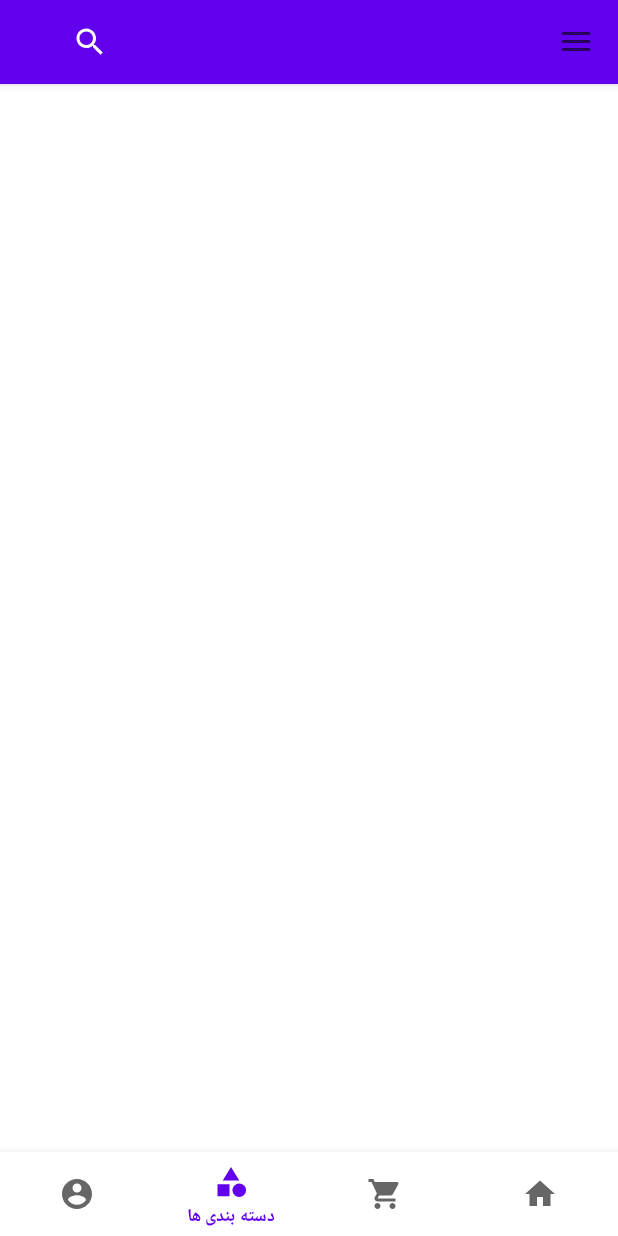
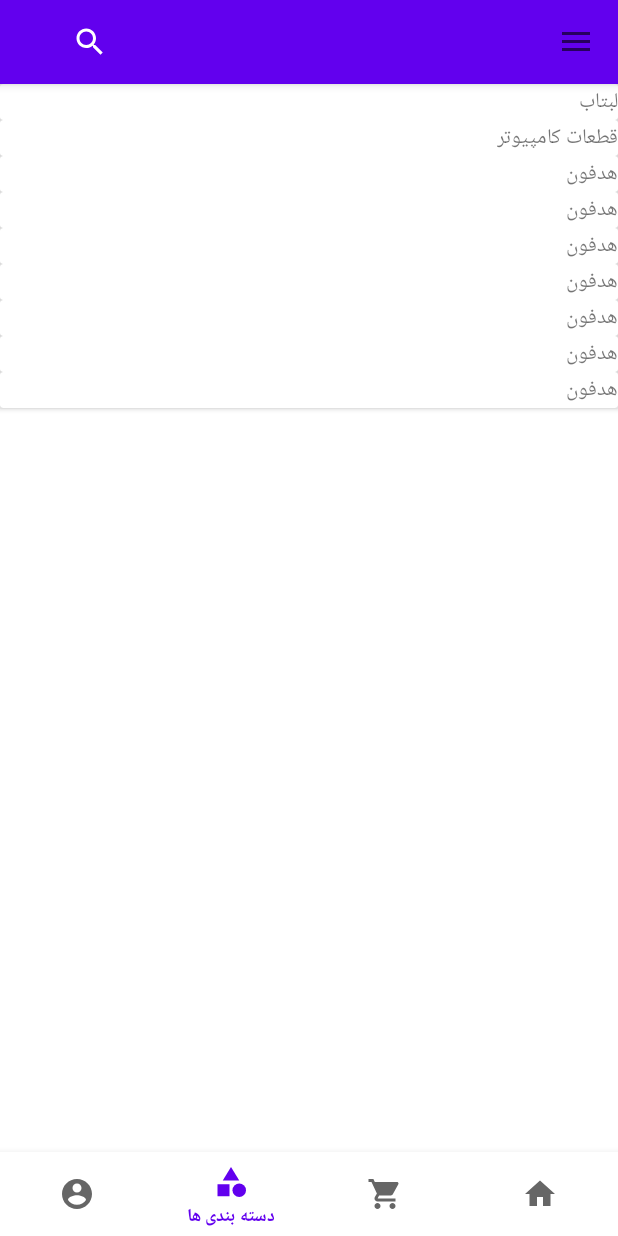
Before and after one commit to sadegh15khedry/onlineAndroidShop, an Android app: the screen it shows after launch (MainActivity), item 3 of the bottom bar chosen, on a phone screen of 412 x 824 dp. Run offline under Robolectric (Android 15) with nearby library versions, the phone set to English and light mode, and no system bars.

Commit message:
categories adapter and viewHolder added

```diff
--- /dev/null
+++ b/app/src/main/java/com/example/sadeghshop/CategoriesAdapter.java
@@ -0,0 +1,49 @@
+package com.example.sadeghshop;
+
+import android.content.Context;
+import android.view.LayoutInflater;
+import android.view.View;
+import android.view.ViewGroup;
+import android.widget.TextView;
+
+import androidx.annotation.NonNull;
+import androidx.recyclerview.widget.RecyclerView;
+
+public class CategoriesAdapter extends RecyclerView.Adapter<CategoriesAdapter.CategoriesViewHolder> {
+    private String[] categories;
+    private Context context;
+
+    public CategoriesAdapter (Context context , String[] categories ){
+        this.context = context;
+        this.categories = categories;
+
+    }
+    @NonNull
+    @Override
+    public CategoriesViewHolder onCreateViewHolder(@NonNull ViewGroup parent, int viewType) {
+        LayoutInflater inflater = LayoutInflater.from(context);
+        View view = inflater.inflate(R.layout.categories_row, parent ,false);
+        return new CategoriesViewHolder(view);
+
+    }
+
+    @Override
+    public void onBindViewHolder(@NonNull CategoriesViewHolder holder, int position) {
+        holder.myCategory.setText(this.categories[position]);
+    }
+
+
+
+    @Override
+    public int getItemCount() {
+        return categories.length;
+    }
+
+    public class CategoriesViewHolder extends RecyclerView.ViewHolder {
+        TextView myCategory;
+        public CategoriesViewHolder(@NonNull View itemView){
+            super(itemView);
+            myCategory = itemView.findViewById(R.id.categoriesItem);
+        }
+    }
+}
--- a/app/src/main/java/com/example/sadeghshop/CategoriesFragment.java
+++ b/app/src/main/java/com/example/sadeghshop/CategoriesFragment.java
@@ -4,21 +4,55 @@ import android.os.Bundle;
 import android.view.LayoutInflater;
 import android.view.View;
 import android.view.ViewGroup;
+import android.widget.ArrayAdapter;
+import android.widget.ListView;
 
+import androidx.annotation.NonNull;
 import androidx.annotation.Nullable;
 import androidx.fragment.app.Fragment;
+import androidx.recyclerview.widget.LinearLayoutManager;
+import androidx.recyclerview.widget.ListAdapter;
 import androidx.recyclerview.widget.RecyclerView;
 
 import java.util.ArrayList;
+import java.util.List;
 
 public class CategoriesFragment extends Fragment {
+    RecyclerView recyclerView;
+
     @Nullable
     @Override
     public View onCreateView(LayoutInflater inflater, @Nullable ViewGroup container, Bundle savedInstanceState) {
-        ArrayList<CategoriesItem> categoriesItems = new ArrayList<>();
-        categoriesItems.add(new CategoriesItem(R.drawable.homer_simpson,"هومر","سیمسون"));
-        categoriesItems.add(new CategoriesItem(R.drawable.homer_simpson,"هومر","سیمسون"));
-        categoriesItems.add(new CategoriesItem(R.drawable.homer_simpson,"هومر","سیمسون"));
-        return inflater.inflate(R.layout.fragment_categories,container,false);
+
+//        RecyclerView recyclerView = getView().findViewById(R.id.recycler_view);
+//        RecyclerView.LayoutManager mLayoutManager = new LinearLayoutManager(getContext());
+//        recyclerView.setAdapter(adapter);
+//        recyclerView.setLayoutManager(mLayoutManager);
+
+        return inflater.inflate(R.layout.fragment_categories, container, false);
+    }
+
+    @Override
+    public void onResume() {
+//        String[] items = {"sdf",""};
+//        ArrayAdapter<String> adapter = new ArrayAdapter<String> (getContext(),
+//                android.R.layout.simple_list_item_1,
+//                android.R.id.text1,
+//                items);
+//        ListView view = getView().findViewById(R.id.recycler_view);
+//        view.setAdapter(adapter);
+
+
+        String[] categories = getResources().getStringArray(R.array.categoriesValues);
+        recyclerView = getView().findViewById(R.id.recycler_view);
+        CategoriesAdapter adapter = new CategoriesAdapter(getContext(), categories );
+        recyclerView.setAdapter(adapter);
+        recyclerView.setLayoutManager(new LinearLayoutManager(getContext()));
+        RecyclerView.LayoutManager mLayoutManager = new LinearLayoutManager(getContext());
+
+//        recyclerView.setAdapter(adapter);
+//        recyclerView.setLayoutManager(mLayoutManager);
+
+        super.onResume();
     }
 }
--- a/app/src/main/java/com/example/sadeghshop/CategoriesItem.java
+++ /dev/null
@@ -1,26 +0,0 @@
-package com.example.sadeghshop;
-
-public class CategoriesItem {
-    private int image;
-    private String title;
-    private String description;
-
-    public CategoriesItem (int image, String title, String description){
-        this.image = image;
-        this.title = title;
-        this.description = description;
-    }
-
-
-    public int getImage() {
-        return image;
-    }
-
-    public String getTitle() {
-        return title;
-    }
-
-    public String getDescription() {
-        return description;
-    }
-}
--- a/app/src/main/res/layout/activity_main.xml
+++ b/app/src/main/res/layout/activity_main.xml
@@ -24,7 +24,7 @@
         <FrameLayout
             android:id="@+id/fragment_container"
             android:layout_width="match_parent"
-            android:layout_height="wrap_content"
+            android:layout_height="match_parent"
             android:layout_below="@id/my_toolbar"
             android:background="@color/white" />
 
--- /dev/null
+++ b/app/src/main/res/layout/categories_row.xml
@@ -0,0 +1,11 @@
+<?xml version="1.0" encoding="utf-8"?>
+<androidx.cardview.widget.CardView xmlns:android="http://schemas.android.com/apk/res/android"
+    android:layout_width="match_parent"
+    android:layout_height="wrap_content">
+
+        <TextView
+            android:layout_width="wrap_content"
+            android:layout_height="wrap_content"
+            android:id="@+id/categoriesItem"/>
+
+</androidx.cardview.widget.CardView>
--- a/app/src/main/res/layout/fragment_categories.xml
+++ b/app/src/main/res/layout/fragment_categories.xml
@@ -15,10 +15,10 @@
         <!--            <view class="androidx.appcompat.app.AlertController$RecycleListView"-->
         <!--                android:layout_width="match_parent"-->
         <!--                android:layout_height="match_parent">-->
-        <view
-            class="androidx.appcompat.app.AlertController$RecycleListView"
+        <androidx.recyclerview.widget.RecyclerView
             android:layout_width="match_parent"
-            android:layout_height="wrap_content" />
+            android:layout_height="match_parent"
+            android:id="@+id/recycler_view"/>
 
         <!--            </view>-->
         <!--        </androidx.core.widget.NestedScrollView>-->
--- /dev/null
+++ b/app/src/main/res/values/categories_values.xml
@@ -0,0 +1,14 @@
+<?xml version="1.0" encoding="utf-8"?>
+<resources>
+    <string-array name="categoriesValues">
+        <item>لبتاب</item>
+        <item>قطعات کامپیوتر</item>
+        <item>هدفون</item>
+        <item>هدفون</item>
+        <item>هدفون</item>
+        <item>هدفون</item>
+        <item>هدفون</item>
+        <item>هدفون</item>
+        <item>هدفون</item>
+    </string-array>
+</resources>
```
Also changed, not shown: app/src/main/java/com/example/sadeghshop/MainActivity.java (+17 -0 lines), app/src/main/res/layout/categorie_item.xml (deleted, +0 -32 lines), app/src/main/res/layout/content_signup.xml (deleted, +0 -19 lines).
